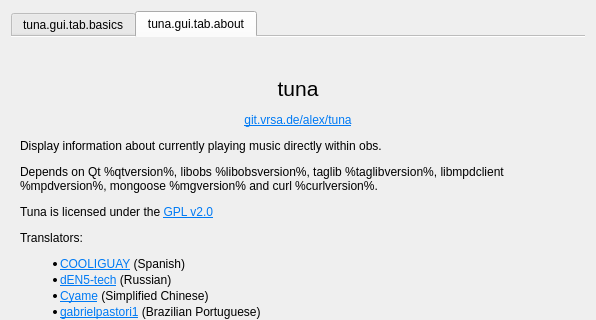
Before: the Qt Designer form src/gui/tuna_gui.ui in univrsal/tuna, drawn with Qt 5; both pictures show x 0 to 596 and y 0 to 320 of the 596 by 650 pixel window.
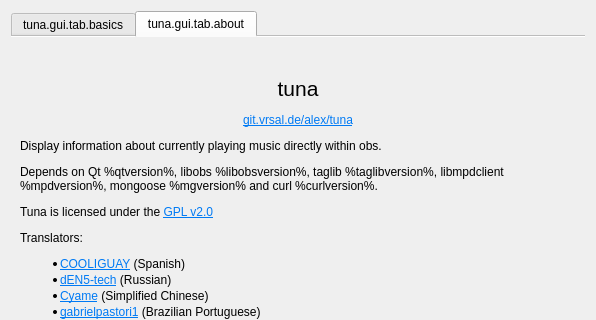
After: the same form once the commit is applied. Icons and pictures are not drawn.

Commit message: Spotify: Fixed wrong type for refresh token expiry

The edit to the form file:
```diff
--- a/src/gui/tuna_gui.ui
+++ b/src/gui/tuna_gui.ui
@@ -802,7 +802,7 @@
           </sizepolicy>
          </property>
          <property name="text">
-          <string>&lt;html&gt;&lt;head/&gt;&lt;body&gt;&lt;p align=&quot;center&quot;&gt;&lt;span style=&quot; font-size:16pt;&quot;&gt;tuna&lt;/span&gt;&lt;/p&gt;&lt;p align=&quot;center&quot;&gt;&lt;a href=&quot;https://git.vrsal.de/alex/tuna&quot;&gt;&lt;span style=&quot; text-decoration: underline; color:#007af4;&quot;&gt;git.vrsa.de/alex/tuna&lt;/span&gt;&lt;/a&gt;&lt;/p&gt;&lt;p&gt;Display information about currently playing music directly within obs.&lt;/p&gt;&lt;p&gt;Depends on Qt %qtversion%, libobs %libobsversion%, taglib %taglibversion%, libmpdclient %mpdversion%, mongoose %mgversion% and curl %curlversion%.&lt;/p&gt;&lt;p&gt;Tuna is licensed under the &lt;a href=&quot;https://www.gnu.org/licenses/old-licenses/gpl-2.0.txt&quot;&gt;&lt;span style=&quot; text-decoration: underline; color:#007af4;&quot;&gt;GPL v2.0&lt;/span&gt;&lt;/a&gt;&lt;/p&gt;&lt;p&gt;Translators:&lt;/p&gt;&lt;ul style=&quot;margin-top: 0px; margin-bottom: 0px; margin-left: 0px; margin-right: 0px; -qt-list-indent: 1;&quot;&gt;&lt;li style=&quot; margin-top:12px; margin-bottom:2px; margin-left:0px; margin-right:0px; -qt-block-indent:0; text-indent:0px;&quot;&gt;&lt;a href=&quot;https://github.com/COOLIGUAY&quot;&gt;&lt;span style=&quot; text-decoration: underline; color:#007af4;&quot;&gt;COOLIGUAY&lt;/span&gt;&lt;/a&gt; (Spanish) &lt;/li&gt;&lt;li style=&quot; margin-top:2px; margin-bottom:2px; margin-left:0px; margin-right:0px; -qt-block-indent:0; text-indent:0px;&quot;&gt;&lt;a href=&quot;https://github.com/dEN5-tech&quot;&gt;&lt;span style=&quot; text-decoration: underline; color:#007af4;&quot;&gt;dEN5-tech&lt;/span&gt;&lt;/a&gt; (Russian)&lt;/li&gt;&lt;li style=&quot; margin-top:2px; margin-bottom:2px; margin-left:0px; margin-right:0px; -qt-block-indent:0; text-indent:0px;&quot;&gt;&lt;a href=&quot;https://github.com/Cyame&quot;&gt;&lt;span style=&quot; text-decoration: underline; color:#007af4;&quot;&gt;Cyame&lt;/span&gt;&lt;/a&gt; (Simplified Chinese) &lt;/li&gt;&lt;li style=&quot; margin-top:2px; margin-bottom:2px; margin-left:0px; margin-right:0px; -qt-block-indent:0; text-indent:0px;&quot;&gt;&lt;a href=&quot;https://github.com/gabrielpastori1&quot;&gt;&lt;span style=&quot; text-decoration: underline; color:#007af4;&quot;&gt;gabrielpastori1&lt;/span&gt;&lt;/a&gt; (Brazilian Portuguese) &lt;/li&gt;&lt;li style=&quot; margin-top:2px; margin-bottom:12px; margin-left:0px; margin-right:0px; -qt-block-indent:0; text-indent:0px;&quot;&gt;&lt;a href=&quot;https://github.com/orion78fr&quot;&gt;&lt;span style=&quot; text-decoration: underline; color:#007af4;&quot;&gt;orion78fr&lt;/span&gt;&lt;/a&gt; (French) &lt;/li&gt;&lt;/ul&gt;&lt;/body&gt;&lt;/html&gt;</string>
+          <string>&lt;html&gt;&lt;head/&gt;&lt;body&gt;&lt;p align=&quot;center&quot;&gt;&lt;span style=&quot; font-size:16pt;&quot;&gt;tuna&lt;/span&gt;&lt;/p&gt;&lt;p align=&quot;center&quot;&gt;&lt;a href=&quot;https://git.vrsal.de/alex/tuna&quot;&gt;&lt;span style=&quot; text-decoration: underline; color:#007af4;&quot;&gt;git.vrsal.de/alex/tuna&lt;/span&gt;&lt;/a&gt;&lt;/p&gt;&lt;p&gt;Display information about currently playing music directly within obs.&lt;/p&gt;&lt;p&gt;Depends on Qt %qtversion%, libobs %libobsversion%, taglib %taglibversion%, libmpdclient %mpdversion%, mongoose %mgversion% and curl %curlversion%.&lt;/p&gt;&lt;p&gt;Tuna is licensed under the &lt;a href=&quot;https://www.gnu.org/licenses/old-licenses/gpl-2.0.txt&quot;&gt;&lt;span style=&quot; text-decoration: underline; color:#007af4;&quot;&gt;GPL v2.0&lt;/span&gt;&lt;/a&gt;&lt;/p&gt;&lt;p&gt;Translators:&lt;/p&gt;&lt;ul style=&quot;margin-top: 0px; margin-bottom: 0px; margin-left: 0px; margin-right: 0px; -qt-list-indent: 1;&quot;&gt;&lt;li style=&quot; margin-top:12px; margin-bottom:2px; margin-left:0px; margin-right:0px; -qt-block-indent:0; text-indent:0px;&quot;&gt;&lt;a href=&quot;https://github.com/COOLIGUAY&quot;&gt;&lt;span style=&quot; text-decoration: underline; color:#007af4;&quot;&gt;COOLIGUAY&lt;/span&gt;&lt;/a&gt; (Spanish) &lt;/li&gt;&lt;li style=&quot; margin-top:2px; margin-bottom:2px; margin-left:0px; margin-right:0px; -qt-block-indent:0; text-indent:0px;&quot;&gt;&lt;a href=&quot;https://github.com/dEN5-tech&quot;&gt;&lt;span style=&quot; text-decoration: underline; color:#007af4;&quot;&gt;dEN5-tech&lt;/span&gt;&lt;/a&gt; (Russian)&lt;/li&gt;&lt;li style=&quot; margin-top:2px; margin-bottom:2px; margin-left:0px; margin-right:0px; -qt-block-indent:0; text-indent:0px;&quot;&gt;&lt;a href=&quot;https://github.com/Cyame&quot;&gt;&lt;span style=&quot; text-decoration: underline; color:#007af4;&quot;&gt;Cyame&lt;/span&gt;&lt;/a&gt; (Simplified Chinese) &lt;/li&gt;&lt;li style=&quot; margin-top:2px; margin-bottom:2px; margin-left:0px; margin-right:0px; -qt-block-indent:0; text-indent:0px;&quot;&gt;&lt;a href=&quot;https://github.com/gabrielpastori1&quot;&gt;&lt;span style=&quot; text-decoration: underline; color:#007af4;&quot;&gt;gabrielpastori1&lt;/span&gt;&lt;/a&gt; (Brazilian Portuguese) &lt;/li&gt;&lt;li style=&quot; margin-top:2px; margin-bottom:12px; margin-left:0px; margin-right:0px; -qt-block-indent:0; text-indent:0px;&quot;&gt;&lt;a href=&quot;https://github.com/orion78fr&quot;&gt;&lt;span style=&quot; text-decoration: underline; color:#007af4;&quot;&gt;orion78fr&lt;/span&gt;&lt;/a&gt; (French) &lt;/li&gt;&lt;/ul&gt;&lt;/body&gt;&lt;/html&gt;</string>
          </property>
          <property name="wordWrap">
           <bool>true</bool>
```
The commit also changes 1 other file.
